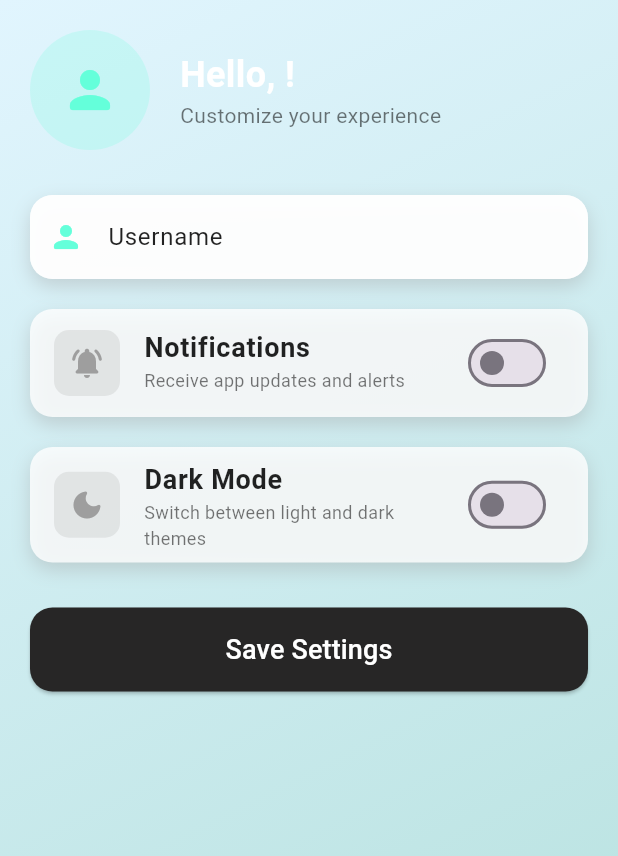
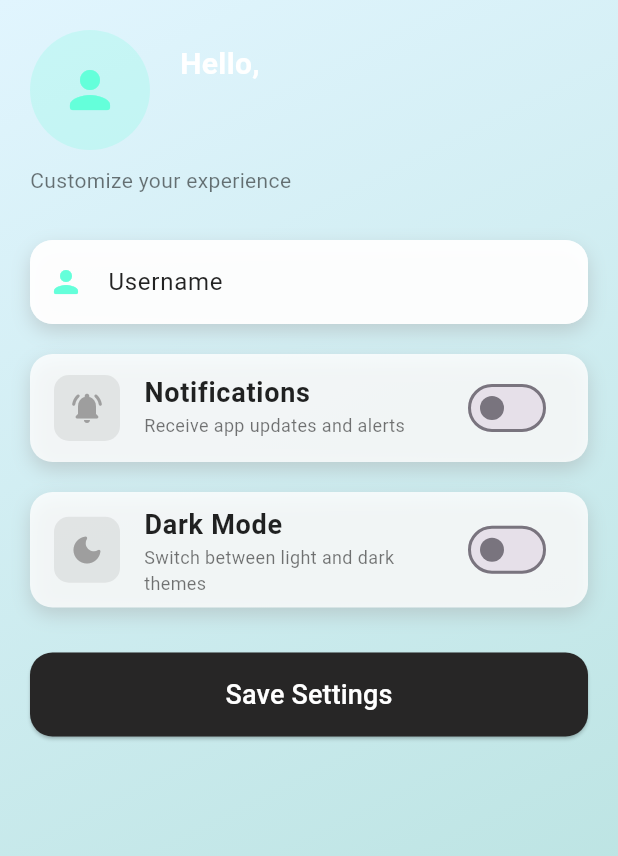
Before and after one commit to keerthana2331/shared_preferences, a Flutter app: the screen it shows after launch, on a phone screen of 412 x 824 dp. Shown: the top 856 px of the screen. Run offline on Flutter 3.47's test engine with Material 3 defaults, Android fonts, the light colour scheme and no system bars; our stand-ins replace shared_preferences.

Commit message:
made some changes into it

```diff
--- a/lib/settings_screen.dart
+++ b/lib/settings_screen.dart
@@ -10,7 +10,9 @@ class SettingsScreen extends StatefulWidget {
   const SettingsScreen({
     Key? key,
     required this.isDarkTheme,
-    required this.onThemeChanged, required String username, required Null Function(dynamic String) onUsernameChanged,
+    required this.onThemeChanged,
+    required String username,
+    required Null Function(dynamic String) onUsernameChanged,
   }) : super(key: key);
 
   @override
@@ -28,7 +30,6 @@ class SettingsScreenState extends State<SettingsScreen> {
     loadUsername();
   }
 
-
   loadUsername() async {
     SharedPreferences prefs = await SharedPreferences.getInstance();
     setState(() {
@@ -37,18 +38,17 @@ class SettingsScreenState extends State<SettingsScreen> {
     });
   }
 
-
   saveUsername(String username) async {
     SharedPreferences prefs = await SharedPreferences.getInstance();
     prefs.setString('username', username);
   }
 
-
   showSnackbar(String message) {
     ScaffoldMessenger.of(context).showSnackBar(
       SnackBar(
         content: Text(message),
-        backgroundColor: widget.isDarkTheme ? Colors.purpleAccent : Colors.tealAccent,
+        backgroundColor:
+            widget.isDarkTheme ? Colors.purpleAccent : Colors.tealAccent,
       ),
     );
   }
@@ -82,7 +82,8 @@ class SettingsScreenState extends State<SettingsScreen> {
                       subtitle: 'Receive app updates and alerts',
                       icon: Icons.notifications_active_rounded,
                       value: enableNotifications,
-                      onChanged: (value) => setState(() => enableNotifications = value),
+                      onChanged: (value) =>
+                          setState(() => enableNotifications = value),
                     ),
                     buildSettingOption(
                       title: 'Dark Mode',
@@ -91,7 +92,6 @@ class SettingsScreenState extends State<SettingsScreen> {
                       value: widget.isDarkTheme,
                       onChanged: (value) => widget.onThemeChanged(value),
                     ),
-
                     _buildSaveButton(),
                   ],
                 ),
@@ -106,7 +106,10 @@ class SettingsScreenState extends State<SettingsScreen> {
   Widget buildHeader() {
     return Padding(
       padding: const EdgeInsets.all(20.0),
-      child: Row(
+      child: Column(
+        crossAxisAlignment: CrossAxisAlignment.start,
+        children: [
+          Row(
             children: [
               CircleAvatar(
                 radius: 40,
@@ -122,39 +125,53 @@ class SettingsScreenState extends State<SettingsScreen> {
                 ),
               ),
               const SizedBox(width: 20),
-          Column(
+              Expanded(
+                child: Column(
                   crossAxisAlignment: CrossAxisAlignment.start,
                   children: [
                     Text(
-                'Hello, $username!',
+                      'Hello,',
+                      style: TextStyle(
+                        fontSize: 20,
+                        fontWeight: FontWeight.w600,
+                        color: Colors.white,
+                      ),
+                    ),
+                    Text(
+                      username,
                       style: TextStyle(
                         fontSize: 24,
                         fontWeight: FontWeight.bold,
                         color: Colors.white,
                       ),
+                      maxLines: 1,
+                      overflow: TextOverflow.ellipsis,
                     ),
+                  ],
+                ),
+              ),
+            ],
+          ),
+          const SizedBox(height: 10),
           Text(
             'Customize your experience',
             style: TextStyle(
               fontSize: 14,
-                  color: widget.isDarkTheme
-                    ? Colors.white70
-                    : Colors.black54,
+              color: widget.isDarkTheme ? Colors.white70 : Colors.black54,
             ),
-              ),
-            ],
           ),
         ],
       ),
     );
   }
 
-
   Widget buildUsernameSection() {
     return Container(
       margin: const EdgeInsets.symmetric(vertical: 10),
       decoration: BoxDecoration(
-        color: widget.isDarkTheme ? Color(0xFF1E1E1E) : Colors.white.withOpacity(0.8),
+        color: widget.isDarkTheme
+            ? Color(0xFF1E1E1E)
+            : Colors.white.withOpacity(0.8),
         borderRadius: BorderRadius.circular(15),
         boxShadow: [
           BoxShadow(
@@ -182,7 +199,9 @@ class SettingsScreenState extends State<SettingsScreen> {
             borderSide: BorderSide.none,
           ),
           filled: true,
-          fillColor: widget.isDarkTheme ? Color(0xFF1E1E1E) : Colors.white.withOpacity(0.8),
+          fillColor: widget.isDarkTheme
+              ? Color(0xFF1E1E1E)
+              : Colors.white.withOpacity(0.8),
         ),
         style: TextStyle(
           color: widget.isDarkTheme ? Colors.white : Colors.black87,
@@ -233,33 +252,35 @@ class SettingsScreenState extends State<SettingsScreen> {
           subtitle,
           style: TextStyle(
             fontSize: 12,
-            color: widget.isDarkTheme
-              ? Colors.white70
-              : Colors.black54,
+            color: widget.isDarkTheme ? Colors.white70 : Colors.black54,
           ),
         ),
         secondary: Container(
           padding: const EdgeInsets.all(10),
           decoration: BoxDecoration(
             color: value
-              ? (widget.isDarkTheme ? Colors.purpleAccent.withOpacity(0.2) : Colors.tealAccent.withOpacity(0.2))
+                ? (widget.isDarkTheme
+                    ? Colors.purpleAccent.withOpacity(0.2)
+                    : Colors.tealAccent.withOpacity(0.2))
                 : Colors.grey.withOpacity(0.2),
             borderRadius: BorderRadius.circular(10),
           ),
           child: Icon(
             icon,
             color: value
-              ? (widget.isDarkTheme ? Colors.purpleAccent : const Color.fromARGB(255, 8, 229, 178))
+                ? (widget.isDarkTheme
+                    ? Colors.purpleAccent
+                    : const Color.fromARGB(255, 8, 229, 178))
                 : Colors.grey,
           ),
         ),
         value: value,
         onChanged: onChanged,
-        activeColor: widget.isDarkTheme ? Colors.purpleAccent : Colors.tealAccent,
+        activeColor:
+            widget.isDarkTheme ? Colors.purpleAccent : Colors.tealAccent,
       ),
     );
   }
-
 
   Widget _buildSaveButton() {
     return Padding(
@@ -270,7 +291,9 @@ class SettingsScreenState extends State<SettingsScreen> {
           showSnackbar('Username saved successfully!');
         },
         style: ElevatedButton.styleFrom(
-          backgroundColor: widget.isDarkTheme ? Colors.purpleAccent : const Color.fromARGB(255, 39, 38, 38),
+          backgroundColor: widget.isDarkTheme
+              ? Colors.purpleAccent
+              : const Color.fromARGB(255, 39, 38, 38),
           padding: EdgeInsets.symmetric(vertical: 15),
           shape: RoundedRectangleBorder(
             borderRadius: BorderRadius.circular(15),
```
Lines whose indentation alone changed are shown as unchanged.
